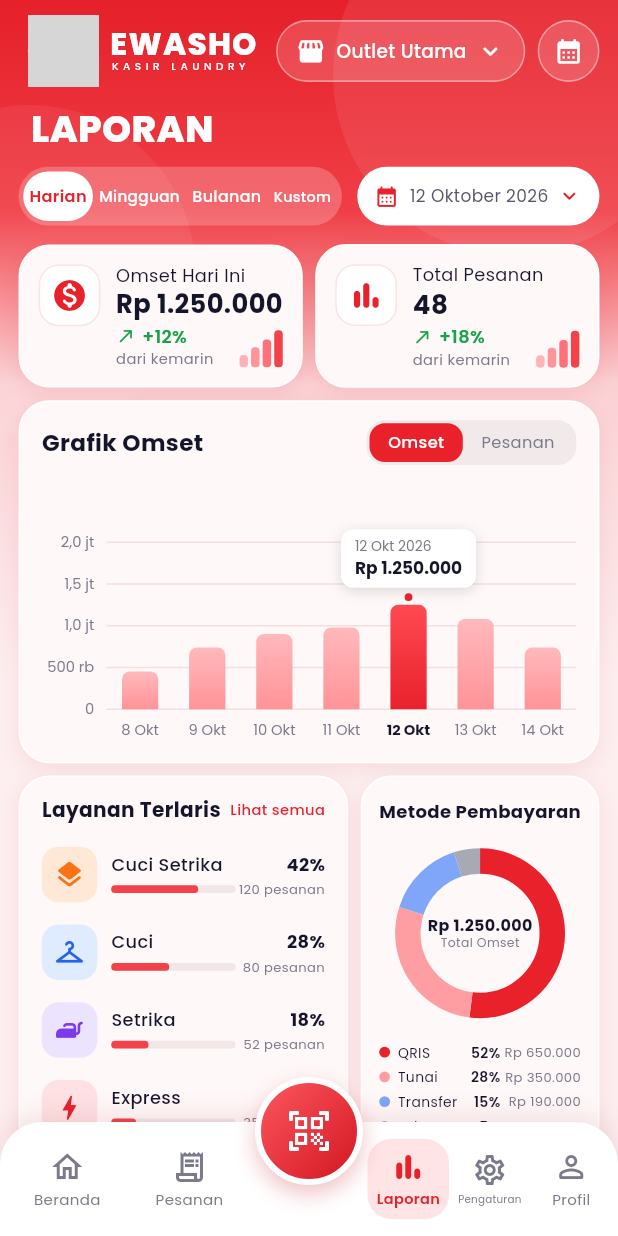
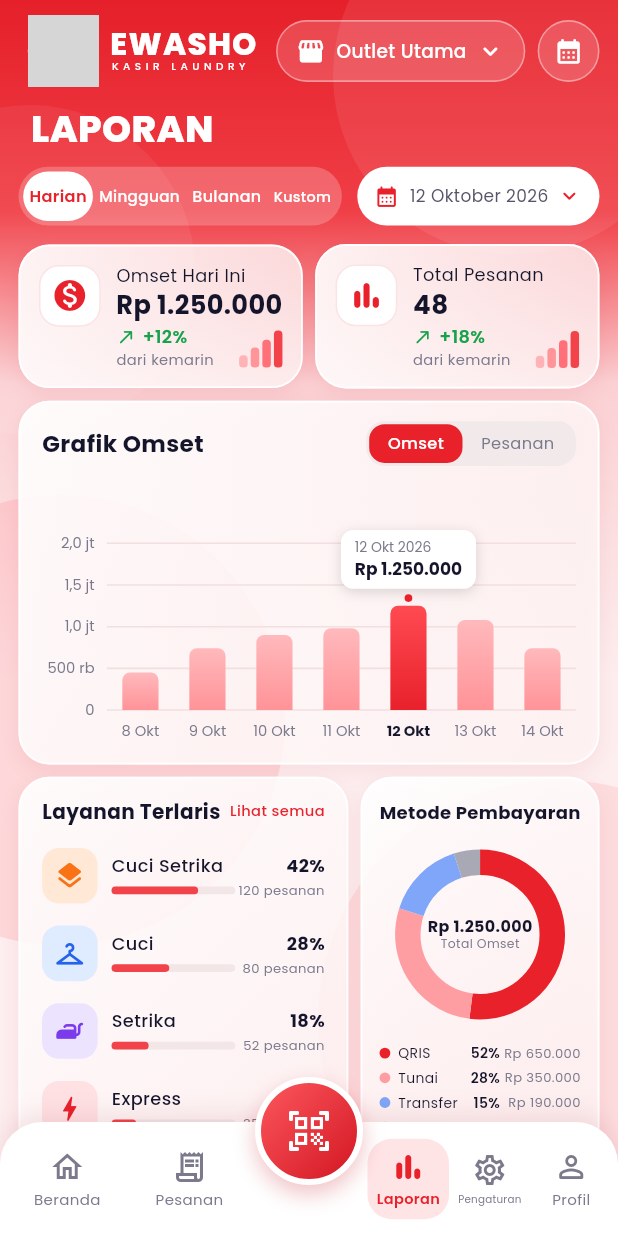
Before and after one commit to rajabadutiklan-lab/Washeo, a Flutter app: the LaporanScreen screen opened directly, on a phone screen of 412 x 824 dp. Run offline on Flutter 3.47's test engine with Material 3 defaults, Android fonts, the phone set to English and light mode, and no system bars; our stand-ins replace google_fonts; grey boxes are pictures that could not be loaded.

Commit message:
Laporan: efek kaca tipis tanpa blur
Co-Authored-By: Claude Opus 5.5 <noreply@anthropic.com>
Claude-Session: https://claude.ai/code/session_016aBwdT5JbhdtojzFCvAF2Z

```diff
--- a/lib/screens/laporan_screen.dart
+++ b/lib/screens/laporan_screen.dart
@@ -9,7 +9,6 @@ const _red = Color(0xFFE8212B);
 const _ink = Color(0xFF14142B);
 const _muted = Color(0xFF7A7A8C);
 const _green = Color(0xFF16A34A);
-const _cardColor = Color(0xFFFFF8F8);
 
 /// Lebar acuan desain. Isi layar disusun pada lebar ini lalu diskalakan
 /// seragam ke lebar HP, sehingga proporsinya sama di semua ukuran layar.
@@ -359,6 +358,22 @@ class _Background extends StatelessWidget {
                   BoxDecoration(shape: BoxShape.circle, color: _w(.08)),
             ),
           ),
+          for (final b in const [
+            // (top, left, right, ukuran, warna) - bercak lembut di balik kartu
+            (330.0, -110.0, null, 300.0, Color(0x33FF7A82)),
+            (520.0, null, -120.0, 320.0, Color(0x2EFF8A90)),
+            (760.0, -60.0, null, 260.0, Color(0x30FF6F78)),
+          ])
+            Positioned(
+              top: b.$1,
+              left: b.$2,
+              right: b.$3,
+              child: Container(
+                width: b.$4,
+                height: b.$4,
+                decoration: BoxDecoration(shape: BoxShape.circle, color: b.$5),
+              ),
+            ),
           Positioned(
             top: 70,
             left: -90,
@@ -384,13 +399,19 @@ class _Card extends StatelessWidget {
   Widget build(BuildContext context) {
     return Container(
       padding: padding,
+      // Kaca tipis tanpa blur: isi putih tembus pandang + kilau gradient +
+      // garis tepi terang. Latar di belakangnya samar-samar terlihat.
       decoration: BoxDecoration(
-        color: _cardColor,
         borderRadius: BorderRadius.circular(20),
-        border: Border.all(color: Colors.white, width: 1),
+        gradient: const LinearGradient(
+          begin: Alignment.topLeft,
+          end: Alignment.bottomRight,
+          colors: [Color(0xEBFFFFFF), Color(0xC4FFF6F6)],
+        ),
+        border: Border.all(color: const Color(0xE6FFFFFF), width: 1.2),
         boxShadow: const [
           BoxShadow(
-            color: Color(0x14B00014),
+            color: Color(0x12B00014),
             blurRadius: 10,
             offset: Offset(0, 4),
           ),
```
